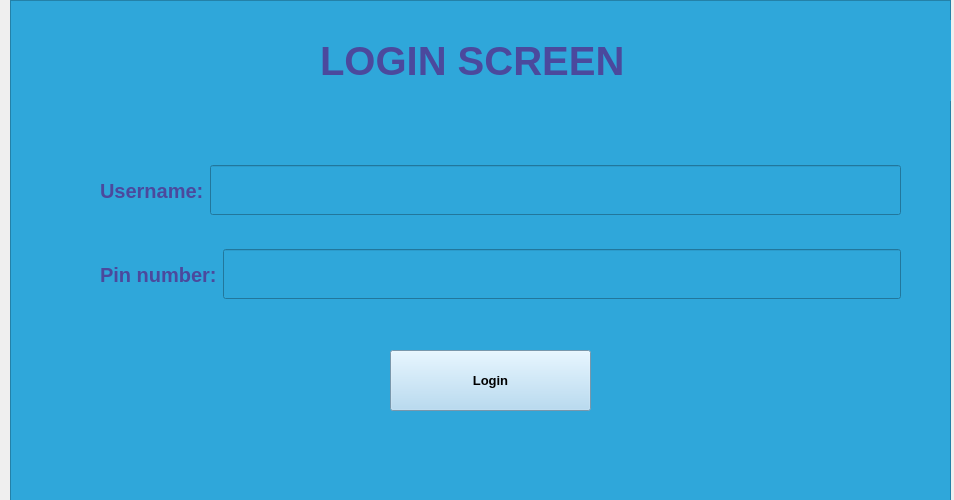
The window that view/login.ui (rawsashimi1604/1009_BankingSystem) describes before a commit, drawn with Qt 5.
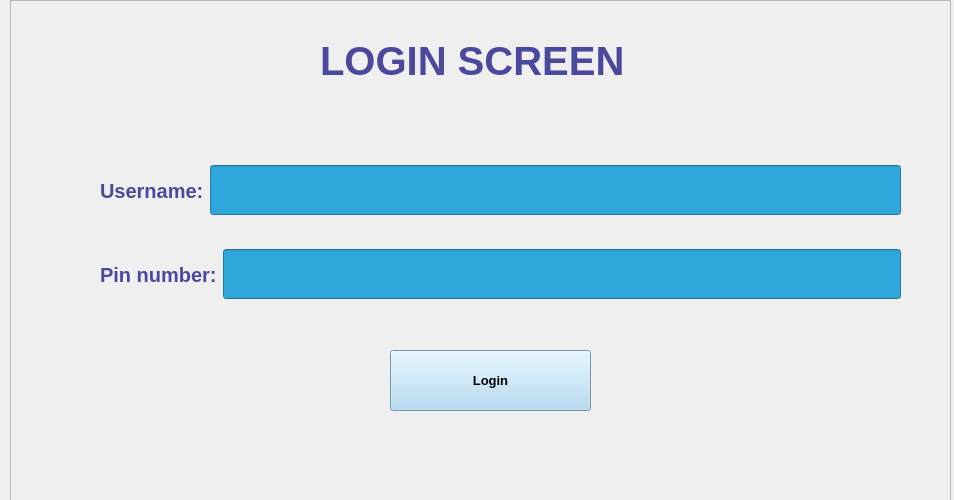
The same window after the commit.

```diff
--- a/view/login.ui
+++ b/view/login.ui
@@ -43,7 +43,7 @@
           <bool>true</bool>
          </property>
          <property name="styleSheet">
-          <string notr="true">background-color: rgb(47, 167, 218);</string>
+          <string notr="true"/>
          </property>
          <property name="frameShape">
           <enum>QFrame::StyledPanel</enum>
```
